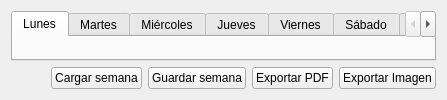
Qt form src/ui/week_planner.ui (angelsotob/menus-app) before a commit.
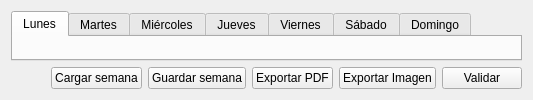
The same form after that commit.

The edit to the form file:
```diff
--- a/src/ui/week_planner.ui
+++ b/src/ui/week_planner.ui
@@ -69,6 +69,7 @@
      <item><widget class="QPushButton" name="btnSave"><property name="text"><string>Guardar semana</string></property></widget></item>
      <item><widget class="QPushButton" name="btnExportPdf"><property name="text"><string>Exportar PDF</string></property></widget></item>
      <item><widget class="QPushButton" name="btnExportImg"><property name="text"><string>Exportar Imagen</string></property></widget></item>
+     <item><widget class="QPushButton" name="btnValidate"><property name="text"><string>Validar</string></property></widget></item>
     </layout>
    </item>
   </layout>
```
